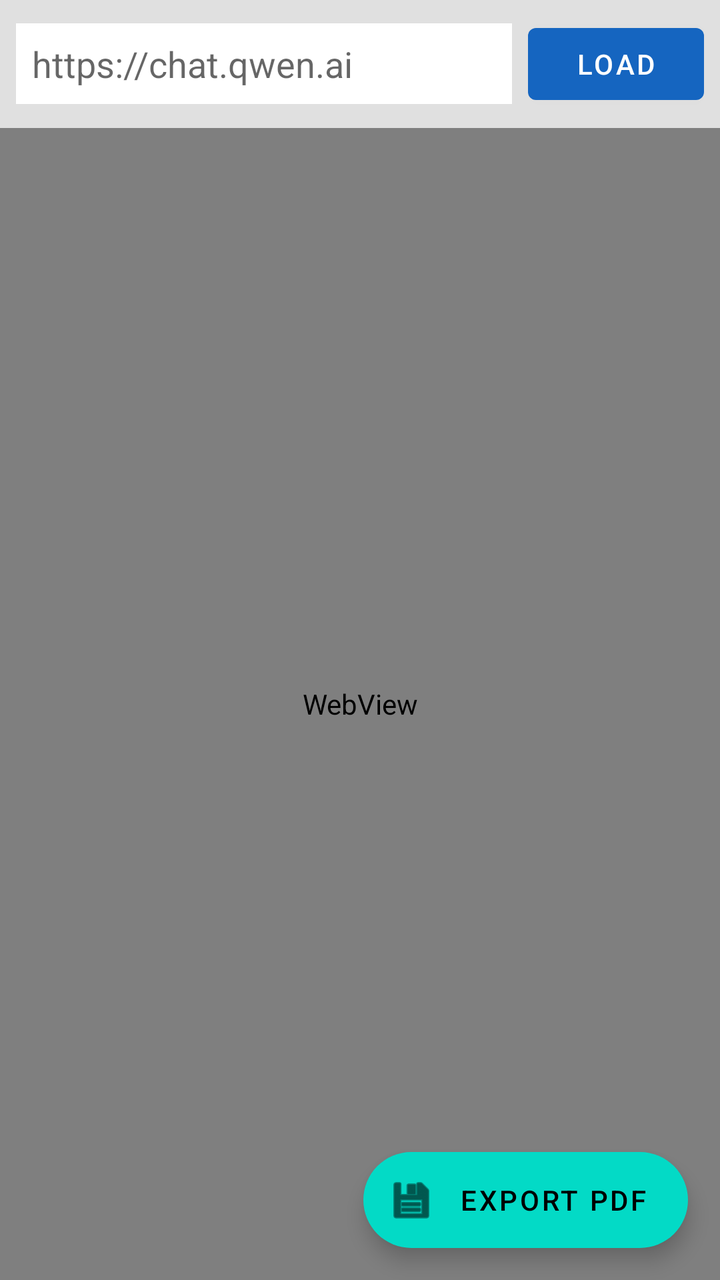
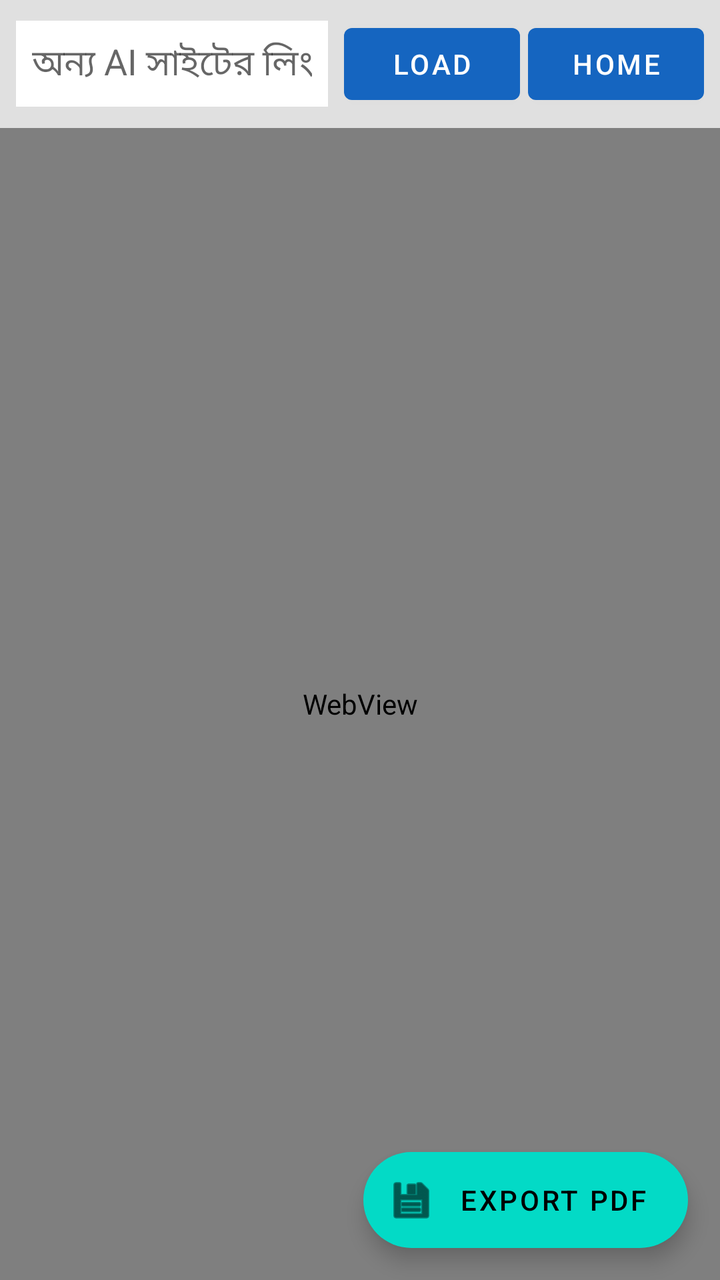

An Android layout rendered at two revisions. The XML below is the earlier revision; the diff shows what the commit changed to produce the second picture.
<!-- AndroidManifest.xml: application theme Theme.ChatToPdf -->
<!-- res/layout/activity_main.xml -->
<?xml version="1.0" encoding="utf-8"?>
<androidx.coordinatorlayout.widget.CoordinatorLayout xmlns:android="http://schemas.android.com/apk/res/android"
    xmlns:app="http://schemas.android.com/apk/res-auto"
    android:layout_width="match_parent"
    android:layout_height="match_parent">

    <LinearLayout
        android:layout_width="match_parent"
        android:layout_height="match_parent"
        android:orientation="vertical">

        <LinearLayout
            android:layout_width="match_parent"
            android:layout_height="wrap_content"
            android:orientation="horizontal"
            android:padding="8dp"
            android:background="#E0E0E0"
            android:gravity="center_vertical">

            <EditText
                android:id="@+id/etUrl"
                android:layout_width="0dp"
                android:layout_height="wrap_content"
                android:layout_weight="1"
                android:hint="https://chat.qwen.ai"
                android:inputType="textUri"
                android:background="@android:color/white"
                android:padding="8dp"
                android:maxLines="1" />

            <Button
                android:id="@+id/btnLoad"
                android:layout_width="wrap_content"
                android:layout_height="wrap_content"
                android:layout_marginStart="8dp"
                android:text="Load" />
        </LinearLayout>

        <WebView
            android:id="@+id/webView"
            android:layout_width="match_parent"
            android:layout_height="match_parent" />
    </LinearLayout>

    <com.google.android.material.floatingactionbutton.ExtendedFloatingActionButton
        android:id="@+id/fabExportPdf"
        android:layout_width="wrap_content"
        android:layout_height="wrap_content"
        android:layout_gravity="bottom|end"
        android:layout_margin="16dp"
        android:text="Export PDF"
        app:icon="@android:drawable/ic_menu_save" />

</androidx.coordinatorlayout.widget.CoordinatorLayout>
<!-- resources referenced by this layout -->
<resources>
  <style name="Theme.ChatToPdf" parent="Theme.MaterialComponents.DayNight.NoActionBar">
          <item name="colorPrimary">@color/colorPrimary</item>
          <item name="colorPrimaryDark">@color/colorPrimaryDark</item>
          <item name="colorAccent">@color/colorAccent</item>
      </style>
  <color name="colorPrimary">#1565C0</color>
  <color name="colorPrimaryDark">#0D47A1</color>
  <color name="colorAccent">#1565C0</color>
</resources>

<!-- the commit's change to res/layout/activity_main.xml (unified diff, before → after) -->
@@ -22,7 +22,7 @@
                 android:layout_width="0dp"
                 android:layout_height="wrap_content"
                 android:layout_weight="1"
-                android:hint="https://chat.qwen.ai"
+                android:hint="অন্য AI সাইটের লিংক দিন (ঐচ্ছিক)"
                 android:inputType="textUri"
                 android:background="@android:color/white"
                 android:padding="8dp"
@@ -34,6 +34,13 @@
                 android:layout_height="wrap_content"
                 android:layout_marginStart="8dp"
                 android:text="Load" />
+
+            <Button
+                android:id="@+id/btnHome"
+                android:layout_width="wrap_content"
+                android:layout_height="wrap_content"
+                android:layout_marginStart="4dp"
+                android:text="Home" />
         </LinearLayout>
 
         <WebView
